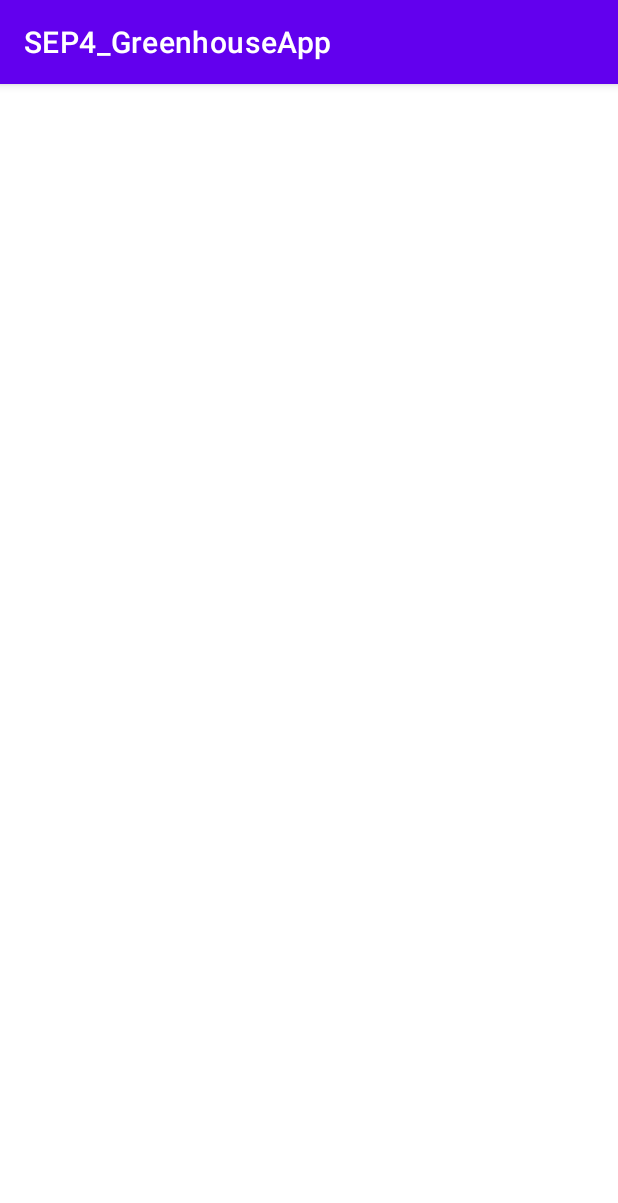
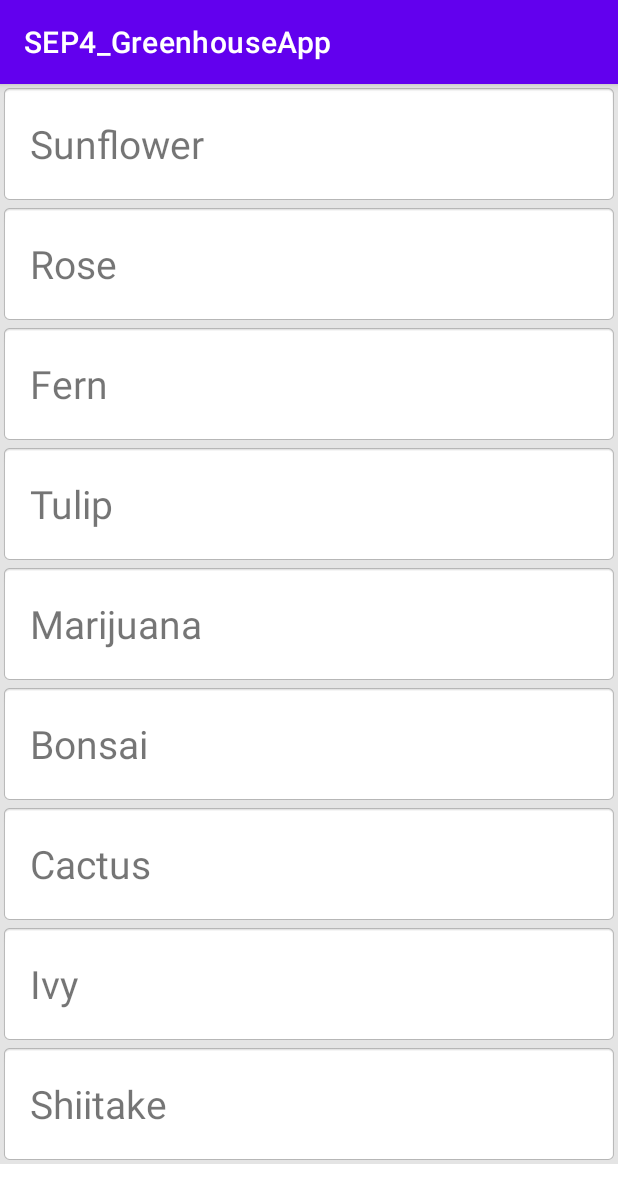
Before and after one commit to hennyg2001/SEP4-Greenhouse, an Android app: the screen it shows after launch (MainActivity), on a phone screen of 412 x 824 dp. Shown: the top 1203 px of the screen. Run offline under Robolectric (Android 15) with nearby library versions, the phone set to English and light mode, and no system bars; our stand-ins replace Firebase (no records; nobody signed in at launch, a user with empty details on screens opened directly).

Commit message:
Updated Plant List

```diff
--- a/app/src/main/java/com/example/sep4_greenhouseapp/MainActivity.java
+++ b/app/src/main/java/com/example/sep4_greenhouseapp/MainActivity.java
@@ -1,16 +1,49 @@
 package com.example.sep4_greenhouseapp;
 
 import androidx.appcompat.app.AppCompatActivity;
+import androidx.recyclerview.widget.LinearLayoutManager;
+import androidx.recyclerview.widget.RecyclerView;
 
 import android.os.Bundle;
 import android.widget.TextView;
+import android.widget.Toast;
 
-public class MainActivity extends AppCompatActivity {
+import com.example.sep4_greenhouseapp.model.Plant;
+
+import java.util.ArrayList;
+
+public class MainActivity extends AppCompatActivity implements PlantAdapter.OnListItemClicker {
+
+    RecyclerView recyclerView;
 
     @Override
     protected void onCreate(Bundle savedInstanceState) {
         super.onCreate(savedInstanceState);
         setContentView(R.layout.plants_list);
+        recyclerView = findViewById(R.id.rv);
+
+        recyclerView.setLayoutManager(new LinearLayoutManager(this));
+        recyclerView.hasFixedSize();
+
+        ArrayList<Plant> plants = new ArrayList<>();
+
+        plants.add(new Plant("Sunflower", "Flower"));
+        plants.add(new Plant("Rose", "Flower"));
+        plants.add(new Plant("Fern", "Bush"));
+        plants.add(new Plant("Tulip", "Flower"));
+        plants.add(new Plant("Marijuana", "Cannabis"));
+        plants.add(new Plant("Bonsai", "Tree"));
+        plants.add(new Plant("Cactus", "Cactaceae"));
+        plants.add(new Plant("Ivy", "Wood plant"));
+        plants.add(new Plant("Shiitake", "Mushroom"));
+
+        PlantAdapter adapter = new PlantAdapter(plants, this);
+        recyclerView.setAdapter(adapter);
+    }
+
+    @Override
+    public void onClick(int position) {
+        Toast.makeText(this, "Position: " + position, Toast.LENGTH_SHORT).show();
     }
 
 }
--- a/app/src/main/java/com/example/sep4_greenhouseapp/PlantListActivity.java
+++ b/app/src/main/java/com/example/sep4_greenhouseapp/PlantListActivity.java
@@ -10,7 +10,6 @@ import androidx.recyclerview.widget.RecyclerView;
 import com.example.sep4_greenhouseapp.model.Plant;
 
 import java.util.ArrayList;
-import java.util.List;
 
 public class PlantListActivity extends AppCompatActivity implements PlantAdapter.OnListItemClicker {
 
--- a/app/src/main/res/layout/plant.xml
+++ b/app/src/main/res/layout/plant.xml
@@ -6,9 +6,13 @@
 
     <TextView
         android:id="@+id/tv_name"
-        android:layout_width="0dp"
-        android:layout_height="match_parent"
+        android:layout_width="match_parent"
+        android:layout_height="80dp"
         android:layout_weight="1"
-        android:text="Sunflower" />
+        android:background="@android:drawable/editbox_background"
+        android:textSize="26dp"
+        android:gravity="center_vertical"
+        android:text="Sunflower"
+        android:paddingStart="20dp"/>
 
 </LinearLayout>
--- a/app/src/main/res/values-night/themes.xml
+++ b/app/src/main/res/values-night/themes.xml
@@ -13,4 +13,9 @@
         <item name="android:statusBarColor" tools:targetApi="l">?attr/colorPrimaryVariant</item>
         <!-- Customize your theme here. -->
     </style>
+    <style name="PlantItem" parent="TextAppearance.AppCompat">
+        <item name="android:textColor">@color/black</item>
+        <item name="android:textSize">22dp</item>
+        <item name="android:textAlignment">center</item>
+    </style>
 </resources>
--- a/app/src/main/res/values/colors.xml
+++ b/app/src/main/res/values/colors.xml
@@ -7,4 +7,5 @@
     <color name="teal_700">#FF018786</color>
     <color name="black">#FF000000</color>
     <color name="white">#FFFFFFFF</color>
+    <color name="grey">#AFAFAF</color>
 </resources>
--- a/app/src/main/res/values/themes.xml
+++ b/app/src/main/res/values/themes.xml
@@ -13,4 +13,9 @@
         <item name="android:statusBarColor" tools:targetApi="l">?attr/colorPrimaryVariant</item>
         <!-- Customize your theme here. -->
     </style>
+    <style name="PlantItem" parent="TextAppearance.AppCompat">
+        <item name="android:textColor">@color/black</item>
+        <item name="android:textSize">22dp</item>
+        <item name="android:textAlignment">center</item>
+    </style>
 </resources>
```
